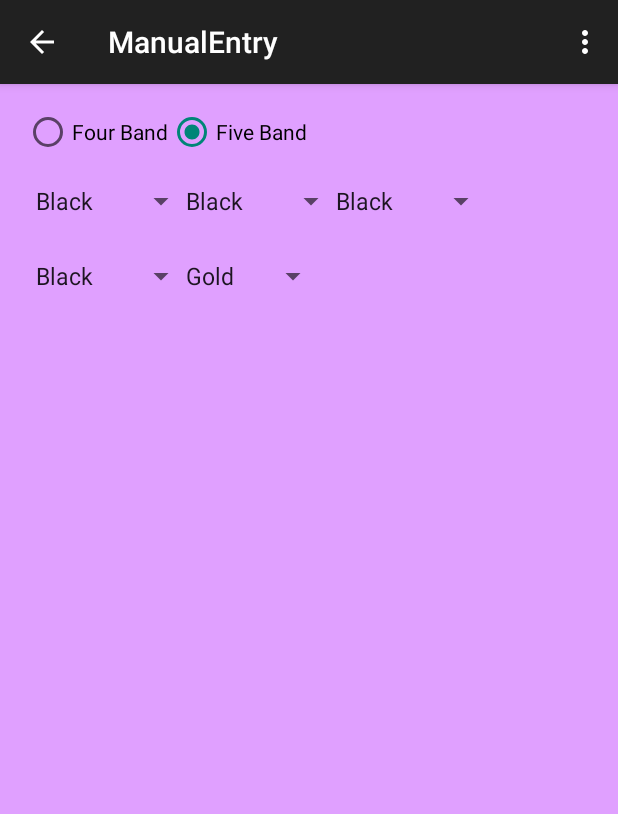
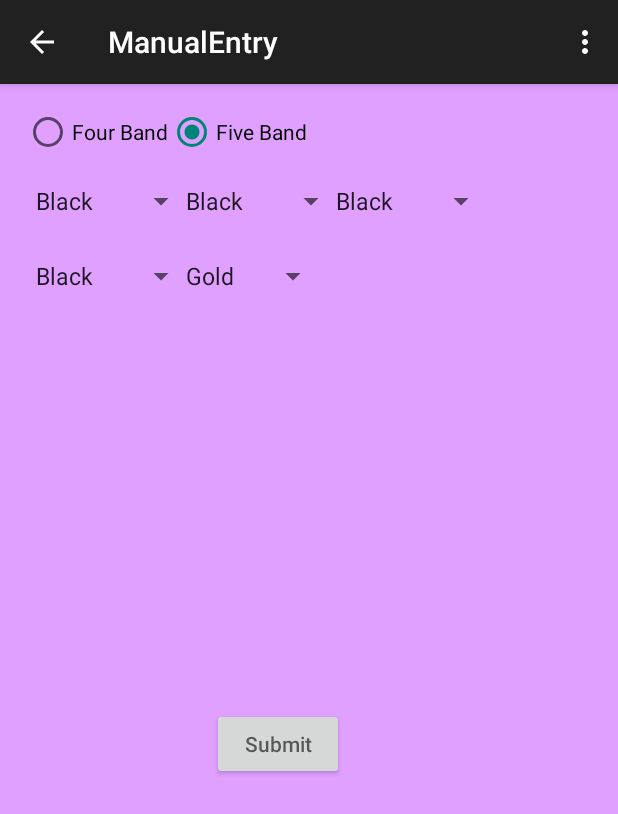
Before and after one commit to Speedy293/Resistor_Identifier, an Android app: the ManualEntry screen opened directly, with no data from a screen before it, after a tap on "Five Band", on a phone screen of 412 x 824 dp. Shown: the top 814 px of the screen. Run offline under Robolectric (Android 15) with nearby library versions, the phone set to English and light mode, and no system bars; 1 other tap on this screen came first.

Commit message:
Finished drop down lists. Added Submit button. Started method for calculation of resistance.

```diff
--- a/app/src/main/java/com/blogspot/resistornamer/resistoridentifier/ManualEntry.java
+++ b/app/src/main/java/com/blogspot/resistornamer/resistoridentifier/ManualEntry.java
@@ -47,7 +47,10 @@ public class ManualEntry extends ActionBarActivity {
                 if(checked){
                     Spinner five = (Spinner) findViewById(R.id.bandFive);
                     Spinner four = (Spinner)findViewById(R.id.bandFour);
+                    //Spinner six = (Spinner)findViewById(R.id.bandSix);
                     five.setEnabled(false);
+                    //four.setEnabled(false);
+                    //six.setEnabled(true);
 
                 }
                 break;
@@ -55,9 +58,15 @@ public class ManualEntry extends ActionBarActivity {
                 if(checked){
                     Spinner five = (Spinner)findViewById(R.id.bandFive);
                     Spinner four = (Spinner)findViewById(R.id.bandFour);
+                    //Spinner six = (Spinner)findViewById(R.id.bandSix);
                     five.setEnabled(true);
-
+                    four.setEnabled(true);
+                    //six.setEnabled(false);
                 }
         }
     }
+    public int compute(View view){
+        int ohms = 0;
+        return ohms;
+    }
 }
--- a/app/src/main/res/layout/activity_manual_entry.xml
+++ b/app/src/main/res/layout/activity_manual_entry.xml
@@ -49,7 +49,7 @@
         android:id="@+id/bandFour"
         android:layout_width="wrap_content"
         android:layout_height="wrap_content"
-        android:entries="@array/bandColors"
+        android:entries="@array/bandSpecial"
         android:layout_marginTop="100dp"/>
     <Spinner
         android:id="@+id/bandFive"
@@ -58,5 +58,13 @@
         android:entries="@array/percentage"
         android:layout_marginTop="100dp"
         android:layout_marginLeft="100dp" />
+    <Button
+        android:id="@+id/submit"
+        android:layout_width="wrap_content"
+        android:layout_height="wrap_content"
+        android:hint="@string/submit"
+        android:onClick="compute"
+        android:layout_marginTop="400dp"
+        android:layout_marginLeft="125dp" />
 
 </RelativeLayout>
--- a/app/src/main/res/values/strings.xml
+++ b/app/src/main/res/values/strings.xml
@@ -25,4 +25,19 @@
         <item>Gold</item>
         <item>Silver</item>
     </string-array>
+    <string-array name="bandSpecial">
+        <item>Black</item>
+        <item>Brown</item>
+        <item>Red</item>
+        <item>Orange</item>
+        <item>Yellow</item>
+        <item>Green</item>
+        <item>Blue</item>
+        <item>Violet</item>
+        <item>Grey</item>
+        <item>White</item>
+        <item>Gold</item>
+        <item>Silver</item>
+    </string-array>
+    <string name="submit">Submit</string>
 </resources>
```
